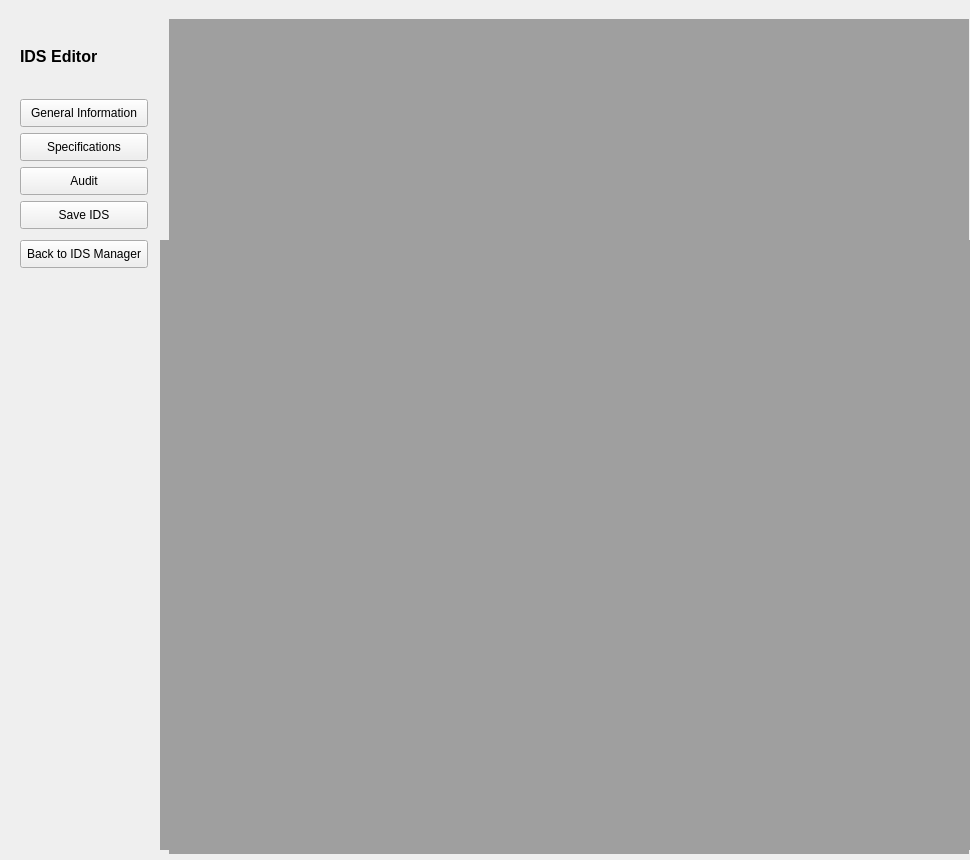
First picture: the form in GUI_Windows/idsEditor_main.ui, repository ivanfelipeib/Masterarbeit, before the edit.
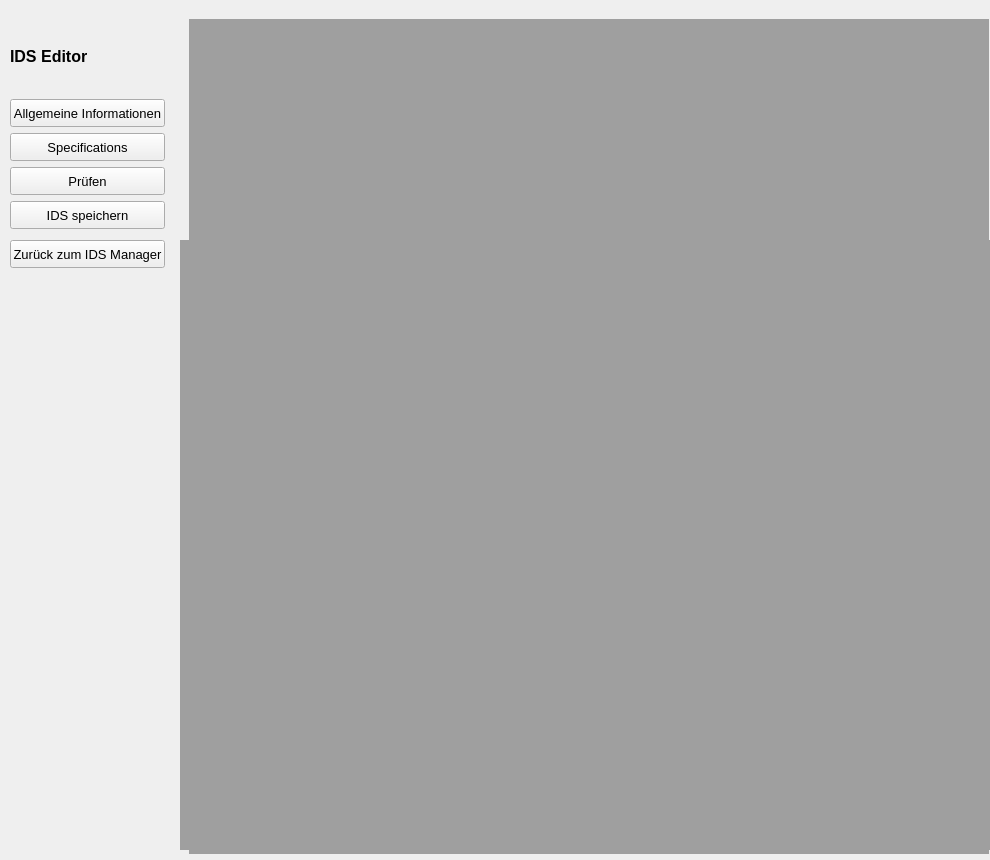
Second picture: the form after the edit.

```diff
--- a/GUI_Windows/idsEditor_main.ui
+++ b/GUI_Windows/idsEditor_main.ui
@@ -6,7 +6,7 @@
    <rect>
     <x>0</x>
     <y>0</y>
-    <width>970</width>
+    <width>990</width>
     <height>860</height>
    </rect>
   </property>
@@ -18,13 +18,13 @@
   </property>
   <property name="minimumSize">
    <size>
-    <width>970</width>
+    <width>990</width>
     <height>860</height>
    </size>
   </property>
   <property name="maximumSize">
    <size>
-    <width>970</width>
+    <width>990</width>
     <height>860</height>
    </size>
   </property>
@@ -35,7 +35,7 @@
    <widget class="QMdiArea" name="mdi_list">
     <property name="geometry">
      <rect>
-      <x>169</x>
+      <x>189</x>
       <y>19</y>
       <width>800</width>
       <height>835</height>
@@ -63,9 +63,9 @@
    <widget class="QWidget" name="layoutWidget">
     <property name="geometry">
      <rect>
-      <x>20</x>
+      <x>10</x>
       <y>20</y>
-      <width>130</width>
+      <width>157</width>
       <height>211</height>
      </rect>
     </property>
@@ -116,18 +116,23 @@
        </property>
        <property name="minimumSize">
         <size>
-         <width>128</width>
+         <width>155</width>
          <height>28</height>
         </size>
        </property>
        <property name="maximumSize">
         <size>
-         <width>128</width>
+         <width>155</width>
          <height>28</height>
         </size>
        </property>
+       <property name="font">
+        <font>
+         <pointsize>10</pointsize>
+        </font>
+       </property>
        <property name="text">
-        <string>General Information</string>
+        <string>Allgemeine Informationen</string>
        </property>
       </widget>
      </item>
@@ -141,16 +146,21 @@
        </property>
        <property name="minimumSize">
         <size>
-         <width>128</width>
+         <width>155</width>
          <height>28</height>
         </size>
        </property>
        <property name="maximumSize">
         <size>
-         <width>128</width>
+         <width>155</width>
          <height>28</height>
         </size>
        </property>
+       <property name="font">
+        <font>
+         <pointsize>10</pointsize>
+        </font>
+       </property>
        <property name="text">
         <string>Specifications</string>
        </property>
@@ -166,18 +176,23 @@
        </property>
        <property name="minimumSize">
         <size>
-         <width>128</width>
+         <width>155</width>
          <height>28</height>
         </size>
        </property>
        <property name="maximumSize">
         <size>
-         <width>128</width>
+         <width>155</width>
          <height>28</height>
         </size>
        </property>
+       <property name="font">
+        <font>
+         <pointsize>10</pointsize>
+        </font>
+       </property>
        <property name="text">
-        <string>Audit</string>
+        <string>Prüfen</string>
        </property>
       </widget>
      </item>
@@ -191,12 +206,23 @@
        </property>
        <property name="minimumSize">
         <size>
-         <width>128</width>
+         <width>155</width>
          <height>28</height>
         </size>
        </property>
+       <property name="maximumSize">
+        <size>
+         <width>155</width>
+         <height>16777215</height>
+        </size>
+       </property>
+       <property name="font">
+        <font>
+         <pointsize>10</pointsize>
+        </font>
+       </property>
        <property name="text">
-        <string>Save IDS</string>
+        <string>IDS speichern</string>
        </property>
       </widget>
      </item>
@@ -205,7 +231,7 @@
    <widget class="QMdiArea" name="mdi_editor">
     <property name="geometry">
      <rect>
-      <x>160</x>
+      <x>180</x>
       <y>240</y>
       <width>810</width>
       <height>610</height>
@@ -233,9 +259,9 @@
    <widget class="QPushButton" name="btn_back">
     <property name="geometry">
      <rect>
-      <x>20</x>
+      <x>10</x>
       <y>240</y>
-      <width>128</width>
+      <width>155</width>
       <height>28</height>
      </rect>
     </property>
@@ -247,18 +273,23 @@
     </property>
     <property name="minimumSize">
      <size>
-      <width>128</width>
+      <width>155</width>
       <height>28</height>
      </size>
     </property>
     <property name="maximumSize">
      <size>
-      <width>128</width>
+      <width>155</width>
       <height>28</height>
      </size>
     </property>
+    <property name="font">
+     <font>
+      <pointsize>10</pointsize>
+     </font>
+    </property>
     <property name="text">
-     <string>Back to IDS Manager</string>
+     <string>Zurück zum IDS Manager</string>
     </property>
    </widget>
   </widget>
```
